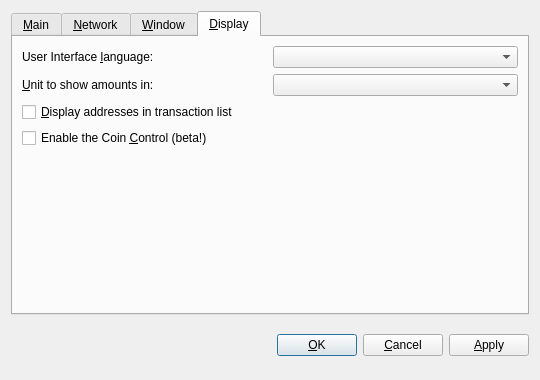
The window that src/qt/forms/optionsdialog.ui (ghostlander/Orbitcoin) describes before a commit, drawn with Qt 5.
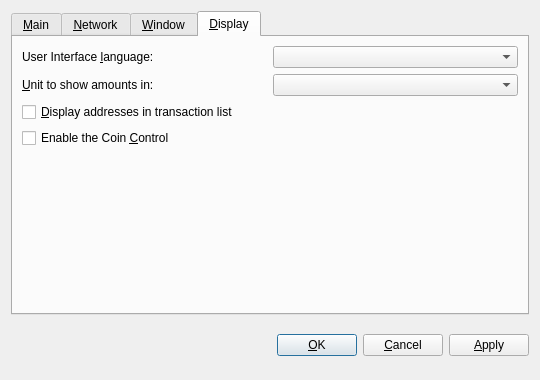
The same window after the commit. The open tabs and pages were chosen to show the change. Custom widgets are drawn as their Qt base class.

Commit message: The Coin Control Revisited

Patch:
```diff
--- a/src/qt/forms/optionsdialog.ui
+++ b/src/qt/forms/optionsdialog.ui
@@ -349,7 +349,7 @@
           <string>Whether to show the Coin Control or not.</string>
          </property>
          <property name="text">
-          <string>Enable the Coin &amp;Control (beta!)</string>
+          <string>Enable the Coin &amp;Control</string>
          </property>
         </widget>
        </item>
```
Left out of the diff: 2 changed lines with no effect on the pictures. The commit also changes 57 other files.
